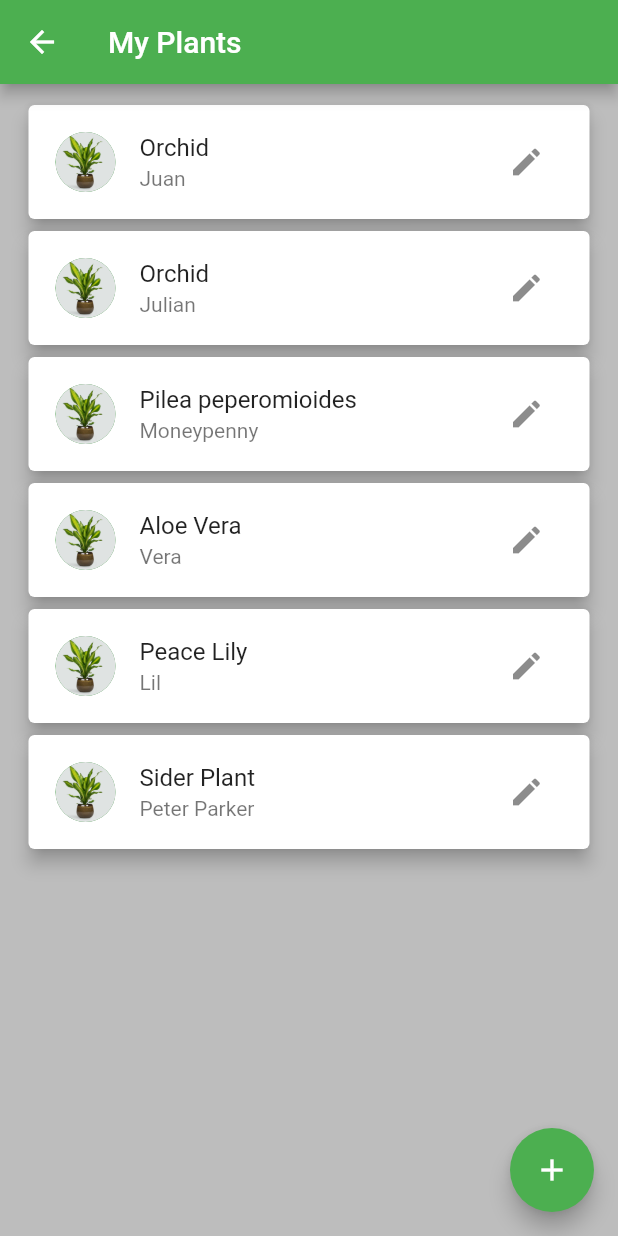
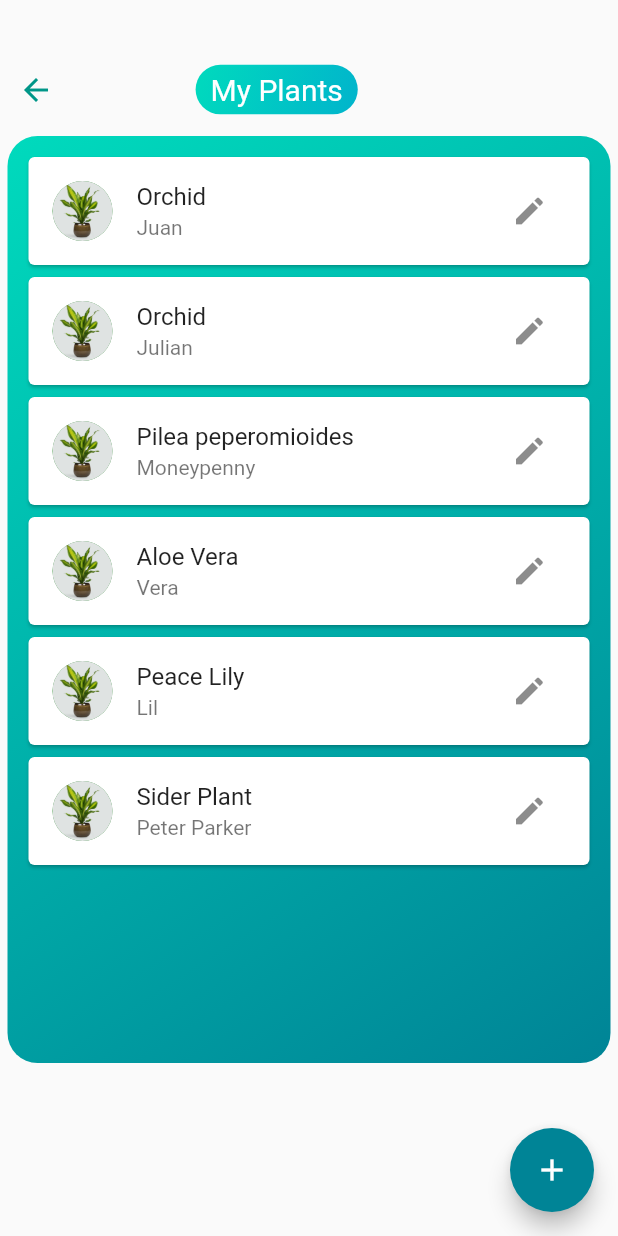
Before and after one commit to michaelgamston/PlantAppProject, a Flutter app: the screen it shows after launch, after a tap on "My Plants", on a phone screen of 412 x 824 dp. Run offline on Flutter 3.47's test engine with Material 2 defaults, Android fonts, the phone set to English and light mode, and no system bars.

Commit message:
updated cosmetics

```diff
--- a/lib/main.dart
+++ b/lib/main.dart
@@ -96,14 +96,12 @@ class PlantAppBody extends StatelessWidget {
   @override
   Widget build(BuildContext context) {
     return Scaffold(
+      //backgroundColor: Colors.grey[400],
       body: Column(
+        mainAxisAlignment: MainAxisAlignment.center,
         children: [
           /* TO DO BOX */
-          Flexible(
-            child: Row(
-              children: [
-                Flexible(
-                  child: InkWell(
+          InkWell(
             onTap: () {
               Navigator.push(
                 context,
@@ -114,11 +112,23 @@ class PlantAppBody extends StatelessWidget {
             },
             child: Container(
               width: double.infinity,
+              height: MediaQuery.of(context).size.height * 0.15,
+              margin: const EdgeInsets.all(10),
               //height: 100,
-                      color: Colors.green[400],
+              decoration: const BoxDecoration(
+                borderRadius: BorderRadius.all(Radius.circular(20)),
+                gradient: LinearGradient(
+                  colors: [
+                    Color.fromARGB(255, 89, 218, 93),
+                    Color.fromARGB(255, 50, 112, 58),
+                  ],
+                  begin: Alignment.topLeft,
+                  end: Alignment.bottomRight,
+                ),
+              ),
               child: const Center(
                 child: Text(
-                          'to-do',
+                  'To-Do',
                   style: TextStyle(
                     color: Colors.white,
                     fontSize: 40,
@@ -127,10 +137,8 @@ class PlantAppBody extends StatelessWidget {
               ),
             ),
           ),
-                ),
           /* MY PLANTS BOX */
-                Flexible(
-                  child: InkWell(
+          InkWell(
             onTap: () {
               Navigator.push(
                 context,
@@ -141,8 +149,21 @@ class PlantAppBody extends StatelessWidget {
             },
             child: Container(
               width: double.infinity,
+              height: MediaQuery.of(context).size.height * 0.15,
               //height: 150,
-                      color: Colors.teal[400],
+              margin: const EdgeInsets.all(10),
+              //height: 100,
+              decoration: const BoxDecoration(
+                borderRadius: BorderRadius.all(Radius.circular(20)),
+                gradient: LinearGradient(
+                  colors: [
+                    Color.fromARGB(255, 0, 218, 189),
+                    Color.fromARGB(255, 0, 132, 150),
+                  ],
+                  begin: Alignment.topLeft,
+                  end: Alignment.bottomRight,
+                ),
+              ),
               child: const Center(
                 child: Text(
                   'My Plants',
@@ -154,17 +175,25 @@ class PlantAppBody extends StatelessWidget {
               ),
             ),
           ),
-                ),
-              ],
-            ),
-          ),
           /*MY ROOMS BOX*/
-          Flexible(
-            child: InkWell(
+          InkWell(
             onTap: () {},
             child: Container(
               width: double.infinity,
-                color: Colors.orange[400],
+              height: MediaQuery.of(context).size.height * 0.15,
+              margin: const EdgeInsets.all(10),
+              //height: 100,
+              decoration: const BoxDecoration(
+                borderRadius: BorderRadius.all(Radius.circular(20)),
+                gradient: LinearGradient(
+                  colors: [
+                    Color.fromARGB(255, 247, 196, 54),
+                    Color.fromARGB(255, 255, 115, 0),
+                  ],
+                  begin: Alignment.topLeft,
+                  end: Alignment.bottomRight,
+                ),
+              ),
               child: const Center(
                 child: Text(
                   'My Rooms',
@@ -176,7 +205,6 @@ class PlantAppBody extends StatelessWidget {
               ),
             ),
           ),
-          ),
         ],
       ),
     );
--- a/lib/model/plant.dart
+++ b/lib/model/plant.dart
@@ -16,7 +16,7 @@ class Feeding {
   final DateTime next;
   bool completeTask = false;
   bool checkBox = false;
-  static String avatar = "assets/images/repot.jpg";
+  static String avatar = "assets/images/feed.jpg";
 
   Feeding({required this.next});
 }
@@ -25,7 +25,7 @@ class Repotting {
   final DateTime next;
   bool completeTask = false;
   bool checkBox = false;
-  static String avatar = "assets/images/feed.jpg";
+  static String avatar = "assets/images/repot.jpg";
 
   Repotting({required this.next});
 }
--- a/lib/widgets/plantList.dart
+++ b/lib/widgets/plantList.dart
@@ -16,21 +16,75 @@ class _PlantListState extends State<PlantList> {
   @override
   Widget build(BuildContext context) {
     return Scaffold(
-      appBar: AppBar(
-        title: const Text("My Plants"),
+      //backgroundColor: Colors.grey[400],
+      body: Column(
+        children: [
+          SizedBox(
+            height: (MediaQuery.of(context).size.height) * 0.035,
           ),
-      backgroundColor: Colors.grey[400],
-      body: Container(
+          SizedBox(
+            height: (MediaQuery.of(context).size.height) * 0.075,
+            child: Row(
+              children: [
+                IconButton(
+                  onPressed: () {
+                    Navigator.pop(context);
+                  },
+                  icon: const Icon(
+                    Icons.arrow_back,
+                    color: Colors.teal,
+                  ),
+                ),
+                SizedBox(
+                  //get the title roughly in the middle
+                  width: MediaQuery.of(context).size.width * 0.2,
+                ),
+                Center(
+                  child: Container(
+                    padding: const EdgeInsets.fromLTRB(10, 5, 10, 5),
+                    decoration: const BoxDecoration(
+                      borderRadius: BorderRadius.all(Radius.circular(20)),
+                      gradient: LinearGradient(
+                        colors: [
+                          Color.fromARGB(255, 0, 218, 189),
+                          Color.fromARGB(255, 1, 180, 204),
+                        ],
+                        begin: Alignment.topLeft,
+                        end: Alignment.bottomRight,
+                      ),
+                    ),
+                    child: const Text(
+                      "My Plants",
+                      style: TextStyle(
+                        color: Colors.white,
+                        fontSize: 20,
+                      ),
+                    ),
+                  ),
+                ),
+              ],
+            ),
+          ),
+          Container(
             margin: const EdgeInsets.fromLTRB(5, 0, 5, 0),
             padding: const EdgeInsets.all(10),
+            height: MediaQuery.of(context).size.height * 0.75,
+            decoration: const BoxDecoration(
+              borderRadius: BorderRadius.all(Radius.circular(20)),
+              gradient: LinearGradient(
+                colors: [
+                  Color.fromARGB(255, 0, 218, 189),
+                  Color.fromARGB(255, 0, 132, 150),
+                ],
+                begin: Alignment.topLeft,
+                end: Alignment.bottomRight,
+              ),
+            ),
             //color: Colors.green[100],
             child: ListView.builder(
               itemCount: widget.plantList.length,
               itemBuilder: (context, index) {
                 return Card(
-              elevation: 5,
-              child: Padding(
-                padding: const EdgeInsets.all(2),
                   child: Column(
                     children: [
                       ListTile(
@@ -71,16 +125,19 @@ class _PlantListState extends State<PlantList> {
                       ),
                     ],
                   ),
-              ),
                 );
               },
             ),
           ),
+        ],
+      ),
       floatingActionButton: FloatingActionButton(
+        backgroundColor: const Color.fromARGB(255, 0, 132, 150),
+        splashColor: const Color.fromARGB(255, 0, 218, 189),
         onPressed: () {
           Navigator.push(
             context,
-            MaterialPageRoute(builder: (context) => EditPage()),
+            MaterialPageRoute(builder: (context) => const EditPage()),
           );
         },
         child: const Icon(Icons.add),
```
Also changed, not shown: lib/mainBoxes.dart (added, +50 -0 lines), lib/widgets/swipeTasks.dart (+33 -3 lines), lib/widgets/todaysTasks.dart (+11 -4 lines), 1 other file. Lines whose indentation alone changed are shown as unchanged.
